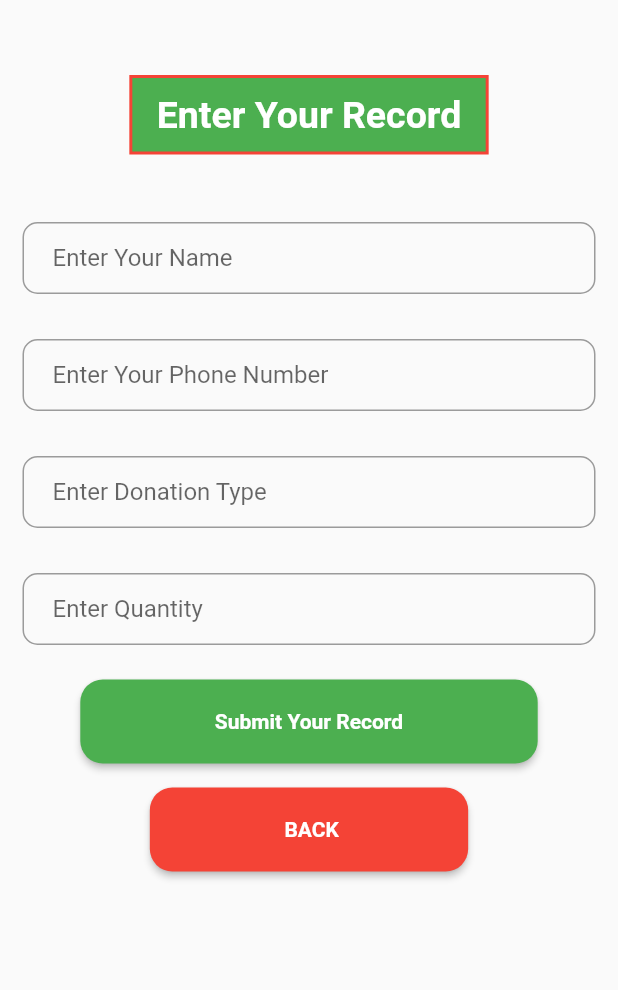
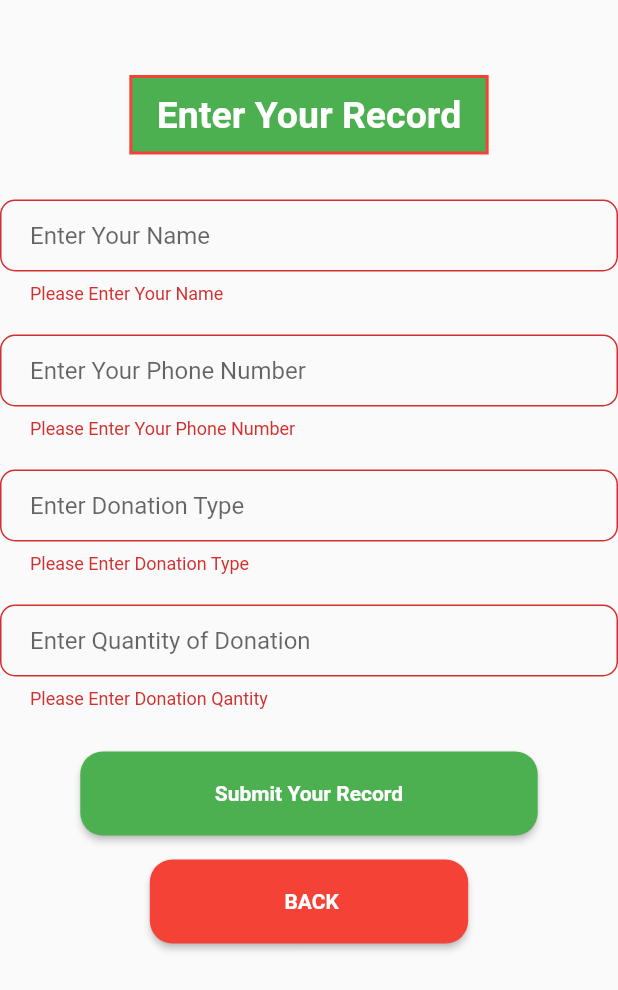
Before and after one commit to bilalahmad9/Donate_Blood_or_Anything, a Flutter app: the DonateotherScreen screen opened directly, after a tap on "Submit Your Record", on a phone screen of 412 x 824 dp. Shown: the top 990 px of the screen. Run offline on Flutter 3.47's test engine with Material 2 defaults, Android fonts, the phone set to English and light mode, and no system bars; our stand-ins replace cloud_firestore, firebase_auth, firebase_core, firebase_database, firebase_storage, flutter_spinkit and 1 more; missing offline and left inert: loading; accounts and stored records are empty; Roboto replaces fonts that are missing (Acme).

Commit message:
Other Donation Real time database uploaded

```diff
--- a/flutter_app/lib/DonateOtherPage.dart
+++ b/flutter_app/lib/DonateOtherPage.dart
@@ -1,6 +1,12 @@
+import 'dart:collection';
+
 import 'package:flutter/material.dart';
 import 'package:google_fonts/google_fonts.dart';
 import 'DonateSelect.dart';
+import 'package:firebase_database/firebase_database.dart';
+import 'package:firebase_storage/firebase_storage.dart';
+import 'package:cloud_firestore/cloud_firestore.dart';
+import 'DonorsPage.dart';
 
 class DonateotherScreen extends StatefulWidget {
   @override
@@ -8,6 +14,10 @@ class DonateotherScreen extends StatefulWidget {
 }
 
 class _DonateotherScreenState extends State<DonateotherScreen> {
+
+  final GlobalKey<FormState> _formkey = GlobalKey<FormState>();
+  String _name, _phone, _type, _quantity;
+
   @override
   Widget build(BuildContext context) {
     return Scaffold(
@@ -15,6 +25,8 @@ class _DonateotherScreenState extends State<DonateotherScreen> {
       //    child: MainDrawer(),
       //  ),
       body: SingleChildScrollView(
+        child: Form(
+          key: _formkey,
           child: Column(
             crossAxisAlignment: CrossAxisAlignment.center,
             children: <Widget>[
@@ -40,79 +52,77 @@ class _DonateotherScreenState extends State<DonateotherScreen> {
                 ),
               ),
               SizedBox(height: 30,),
-            Padding(
-              padding: const EdgeInsets.all(15.0),
-              child: TextField(
-                keyboardType: TextInputType.emailAddress,
-                autofocus: false,
+              TextFormField(
                   decoration: InputDecoration(
                     hintText: 'Enter Your Name',
                     contentPadding: EdgeInsets.fromLTRB(20.0, 10.0, 20.0, 10.0),
                     border: OutlineInputBorder(
                         borderRadius: BorderRadius.circular(10.0)),
                   ),
-                onChanged: (value) {
-                  setState(() {});
+                validator: (value){
+                  if(value.isEmpty){
+                    return "Please Enter Your Name";
+                  }else{
+                    _name = value;
+                  }
                 },
                 ),
-            ),
-            Padding(
-              padding: const EdgeInsets.all(15.0),
-              child: TextField(
-                obscureText: true,
+              SizedBox(height: 20,),
+              TextFormField(
                 decoration: InputDecoration(
                   hintText: 'Enter Your Phone Number',
                   contentPadding: EdgeInsets.fromLTRB(20.0, 10.0, 20.0, 10.0),
                   border: OutlineInputBorder(
                       borderRadius: BorderRadius.circular(10.0)),
                 ),
-                onChanged: (value) {
-                  setState(() {});
+                validator: (value){
+                  if(value.isEmpty){
+                    return "Please Enter Your Phone Number";
+                  }else{
+                    _name = value;
+                  }
                 },
               ),
-            ),
-            Padding(
-              padding: const EdgeInsets.all(15.0),
-              child: TextField(
-                obscureText: true,
-                autofocus: false,
+              SizedBox(height: 20,),
+              TextFormField(
                 decoration: InputDecoration(
                   hintText: 'Enter Donation Type',
                   contentPadding: EdgeInsets.fromLTRB(20.0, 10.0, 20.0, 10.0),
                   border: OutlineInputBorder(
                       borderRadius: BorderRadius.circular(10.0)),
                 ),
-                onChanged: (value) {
-                  setState(() {});
+                validator: (value){
+                  if(value.isEmpty){
+                    return "Please Enter Donation Type";
+                  }else{
+                    _name = value;
+                  }
                 },
               ),
-            ),
-            Padding(
-              padding: const EdgeInsets.all(15.0),
-              child: TextField(
-                obscureText: true,
-                autofocus: false,
+              SizedBox(height: 20,),
+              TextFormField(
                 decoration: InputDecoration(
-                  hintText: 'Enter Quantity',
+                  hintText: 'Enter Quantity of Donation',
                   contentPadding: EdgeInsets.fromLTRB(20.0, 10.0, 20.0, 10.0),
                   border: OutlineInputBorder(
                       borderRadius: BorderRadius.circular(10.0)),
                 ),
-                onChanged: (value) {
-                  setState(() {});
+                validator: (value){
+                  if(value.isEmpty){
+                    return "Please Enter Donation Qantity ";
+                  }else{
+                    _name = value;
+                  }
                 },
               ),
-            ),
+              SizedBox(height: 20,),
               Padding(
                 padding: const EdgeInsets.all(8.0),
                 child: RaisedButton(
                   shape: RoundedRectangleBorder(
                     borderRadius: BorderRadius.circular(15),
                   ),
-                onPressed: () {
-                  //  Navigator.of(context).pushReplacement(
-                  //      MaterialPageRoute(builder: (context) => DonorContact()));
-                },
+                  onPressed: Upload,
                   padding: EdgeInsets.all(20.0),
                   color: Colors.green,
                   child: Text(
@@ -148,6 +158,26 @@ class _DonateotherScreenState extends State<DonateotherScreen> {
             ],
           ),
         ),
+      ),
     );
   }
+
+  Future<void> Upload() async {
+    if (_formkey.currentState.validate()) {
+      DatabaseReference databaseReference = FirebaseDatabase.instance
+          .reference().child("Data");
+      String uploadId = databaseReference
+          .push()
+          .key;
+      HashMap map = HashMap();
+      map ['_name'] = _name;
+      map ['_phone'] = _phone;
+      map ['_type'] = _type;
+      map ['_quantity'] = _quantity;
+
+      databaseReference.child(uploadId).set(map);
+      Navigator.of(context).pushReplacement(
+          MaterialPageRoute(builder: (context) => DonorContact()));
     }
+  }
+}
```
Lines whose indentation alone changed are shown as unchanged.
